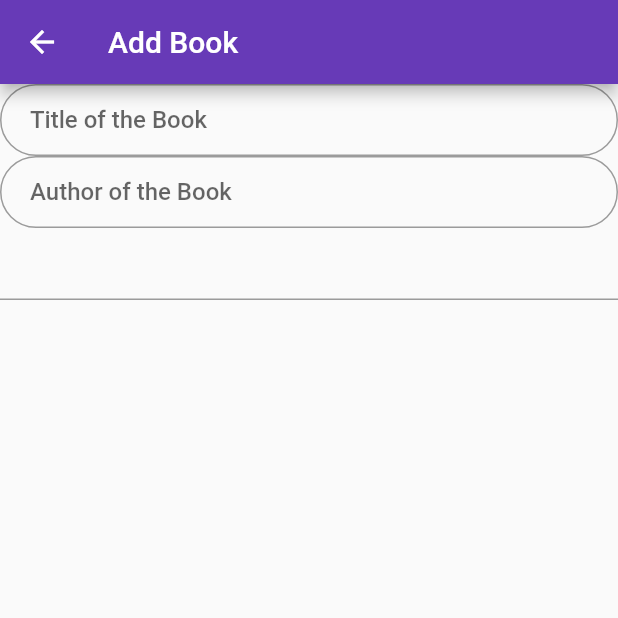
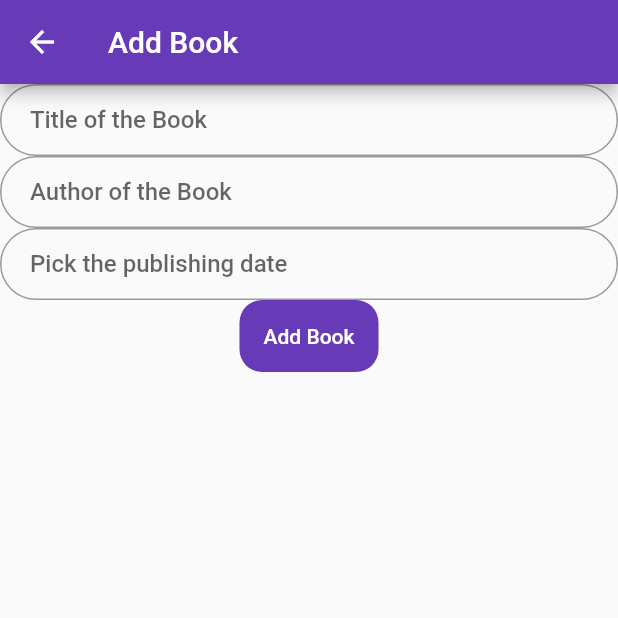
Before and after one commit to VaishnaviSood/bookFinder, a Flutter app: the AddBook screen opened directly, on a phone screen of 412 x 824 dp, the top half of it. Run offline on Flutter 3.47's test engine with Material 2 defaults, Android fonts, the light colour scheme and no system bars; our stand-ins replace cloud_firestore, firebase_core; accounts and stored records are empty.

Commit message:
logic for adding book added to the project

```diff
--- a/book_finder/lib/add_book.dart
+++ b/book_finder/lib/add_book.dart
@@ -13,7 +13,7 @@ class _AddBookState extends State<AddBook> {
   TextEditingController _nameController = TextEditingController();
   TextEditingController _authorController = TextEditingController();
   TextEditingController _dateController = TextEditingController();
-
+  bool flag = true;
   @override
   Widget build(BuildContext context) {
     return Scaffold(
@@ -49,16 +49,15 @@ class _AddBookState extends State<AddBook> {
               TextFormField(
                   controller: _dateController,
                   decoration: InputDecoration(
-                      // focusedBorder: UnderlineInputBorder(
-                      //     borderSide: BorderSide(
-                      //         color: primaryColor, width: 2)),
-                      // enabledBorder: UnderlineInputBorder(
-                      //     borderSide: BorderSide(
-                      //         color: primaryColor, width: 2)),
-                      // hintText: 'Pick Your Date',
-                      // hintStyle: TextStyle(
-                      //     fontSize: deviceSize.height * 0.02),
-                      ),
+                    contentPadding: EdgeInsets.fromLTRB(20, 8, 8, 8),
+                    border: OutlineInputBorder(
+                        borderRadius: BorderRadius.all(Radius.circular(30.0)),
+                        borderSide: BorderSide(color: Colors.white24)),
+                    labelText: 'Pick the publishing date',
+                    labelStyle: TextStyle(fontWeight: FontWeight.w500),
+                    // hintText: 'Pick Your Date',
+                    // hintStyle: TextStyle(fontSize: 17),
+                  ),
                   onTap: () async {
                     var date = await showDatePicker(
                         // builder: (BuildContext context,
@@ -80,6 +79,40 @@ class _AddBookState extends State<AddBook> {
                         lastDate: DateTime(2100));
                     _dateController.text = date.toString().substring(0, 10);
                   }),
+              Container(
+                decoration: BoxDecoration(
+                    color: flag ? Colors.deepPurple : Colors.grey[300],
+                    borderRadius: BorderRadius.circular(15)),
+                child: MaterialButton(
+                  child: Text(flag ? 'Add Book' : 'Book Added',
+                      style: TextStyle(color: Colors.white)),
+                  onPressed: flag
+                      ? () {
+                          FirebaseFirestore.instance.collection('books').add({
+                            'author': _authorController.text,
+                            'name': _nameController.text,
+                            'date': _dateController.text,
+                          }).then((value) {
+                            setState(() {
+                              flag = false;
+                            });
+                          });
+                        }
+                      : () {},
+                ),
+              ),
+              flag == false
+                  ? TextButton(
+                      onPressed: () {
+                        setState(() {
+                          _authorController.clear();
+                          _nameController.clear();
+                          _dateController.clear();
+                          flag = true;
+                        });
+                      },
+                      child: Text('Add another Book'))
+                  : Padding(padding: EdgeInsets.all(0)),
             ],
           )),
         ),
```
Also changed, not shown: book_finder/lib/home_page.dart (+13 -0 lines).
